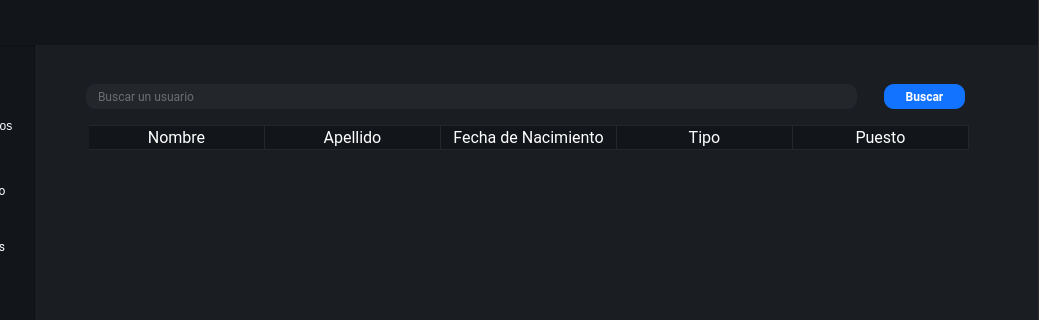
This is Interfaces/main/main_ui.ui in juanignaciocansillieri/Proyecto-Final as Qt 5 draws it before an edit; both pictures show x 95 to 1134 and y 0 to 320 of the 1134 by 543 pixel window. The edited form follows.
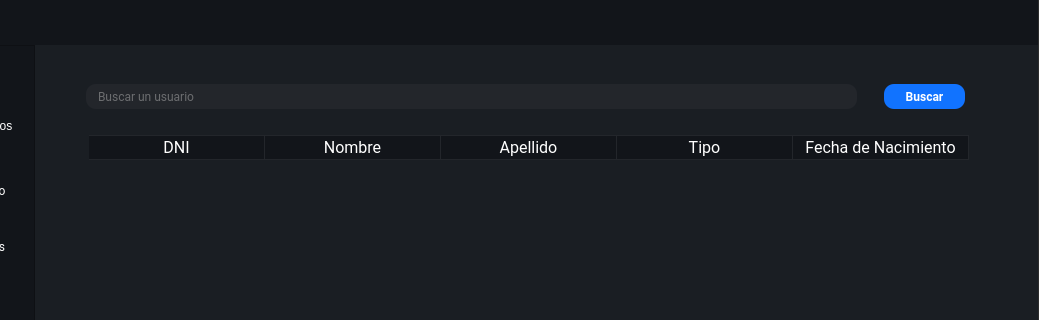
This is the edited form. Icons and pictures are not drawn.

Commit message: column names

What changed in the file:
```diff
--- a/Interfaces/main/main_ui.ui
+++ b/Interfaces/main/main_ui.ui
@@ -1214,6 +1214,7 @@
 font-size: 20px;
 border-style: none;
 margin-left: 55px;
+margin-top:10px;
 }
 
 
@@ -1253,6 +1254,11 @@
                <attribute name="verticalHeaderVisible">
                 <bool>false</bool>
                </attribute>
+               <column>
+                <property name="text">
+                 <string>DNI</string>
+                </property>
+               </column>
                <column>
                 <property name="text">
                  <string>Nombre</string>
@@ -1263,11 +1269,6 @@
                  <string>Apellido</string>
                 </property>
                </column>
-               <column>
-                <property name="text">
-                 <string>Fecha de Nacimiento</string>
-                </property>
-               </column>
                <column>
                 <property name="text">
                  <string>Tipo</string>
@@ -1275,7 +1276,7 @@
                </column>
                <column>
                 <property name="text">
-                 <string>Puesto</string>
+                 <string>Fecha de Nacimiento</string>
                 </property>
                </column>
               </widget>
```
The commit also changes 1 other file.
